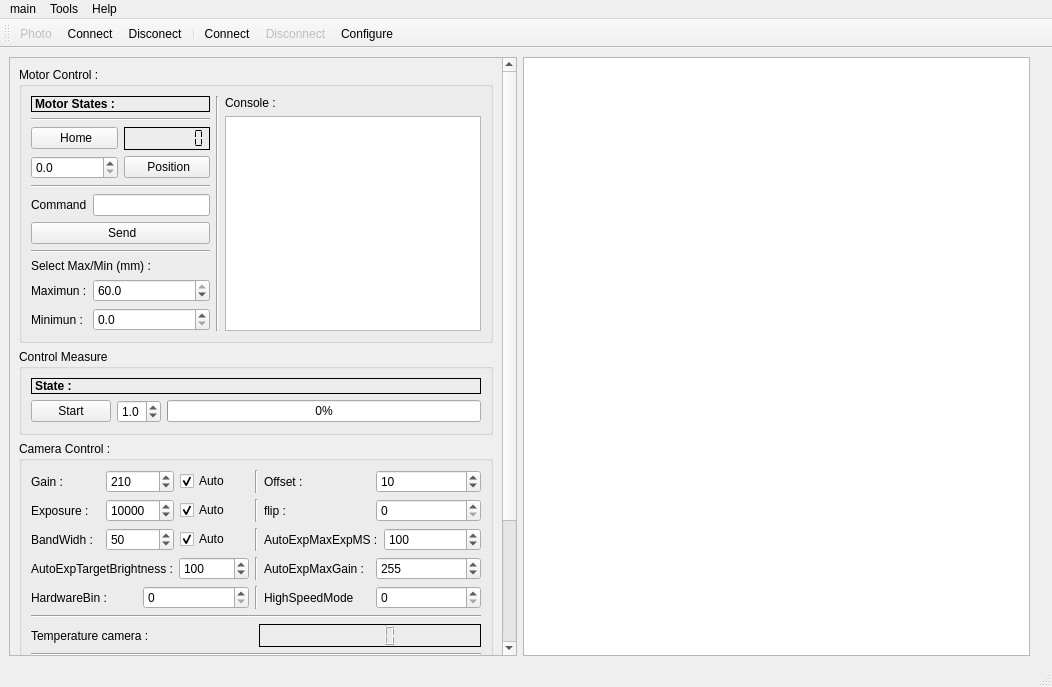
The window that mainwindow.ui (axpaul/Laser-Profiler) describes before a commit, drawn with Qt 5.
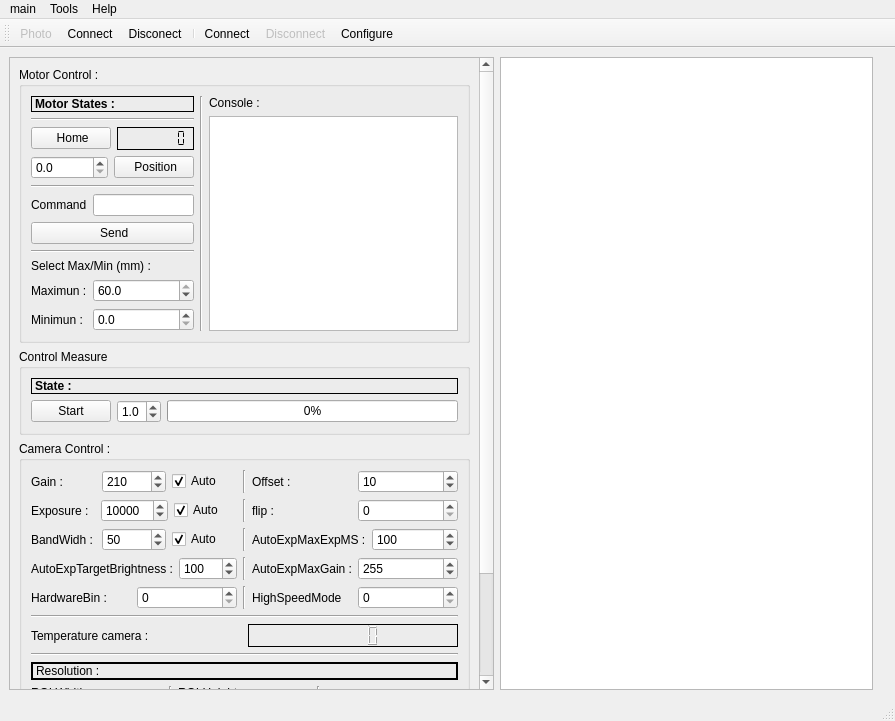
The same window after the commit. Icons and pictures are not drawn. Custom widgets are drawn as their Qt base class.

The edit to the form file:
```diff
--- a/mainwindow.ui
+++ b/mainwindow.ui
@@ -9,8 +9,8 @@
    <rect>
     <x>0</x>
     <y>0</y>
-    <width>1052</width>
-    <height>687</height>
+    <width>895</width>
+    <height>721</height>
    </rect>
   </property>
   <property name="windowTitle">
@@ -24,6 +24,12 @@
    <layout class="QHBoxLayout" name="horizontalLayout_28">
     <item>
      <widget class="QScrollArea" name="scrollArea">
+      <property name="maximumSize">
+       <size>
+        <width>1677</width>
+        <height>1677</height>
+       </size>
+      </property>
       <property name="widgetResizable">
        <bool>true</bool>
       </property>
@@ -31,8 +37,8 @@
        <property name="geometry">
         <rect>
          <x>0</x>
-         <y>-176</y>
-         <width>490</width>
+         <y>-142</y>
+         <width>449</width>
          <height>768</height>
         </rect>
        </property>
@@ -942,7 +948,7 @@
     <rect>
      <x>0</x>
      <y>0</y>
-     <width>1052</width>
+     <width>895</width>
      <height>21</height>
     </rect>
    </property>
```
